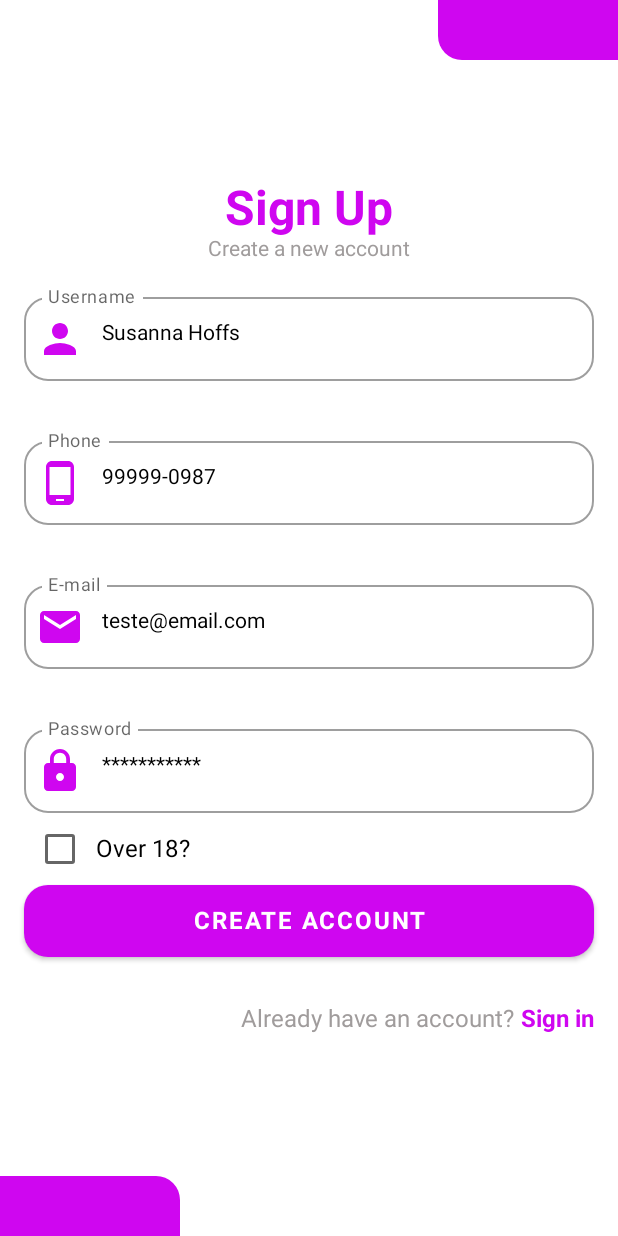
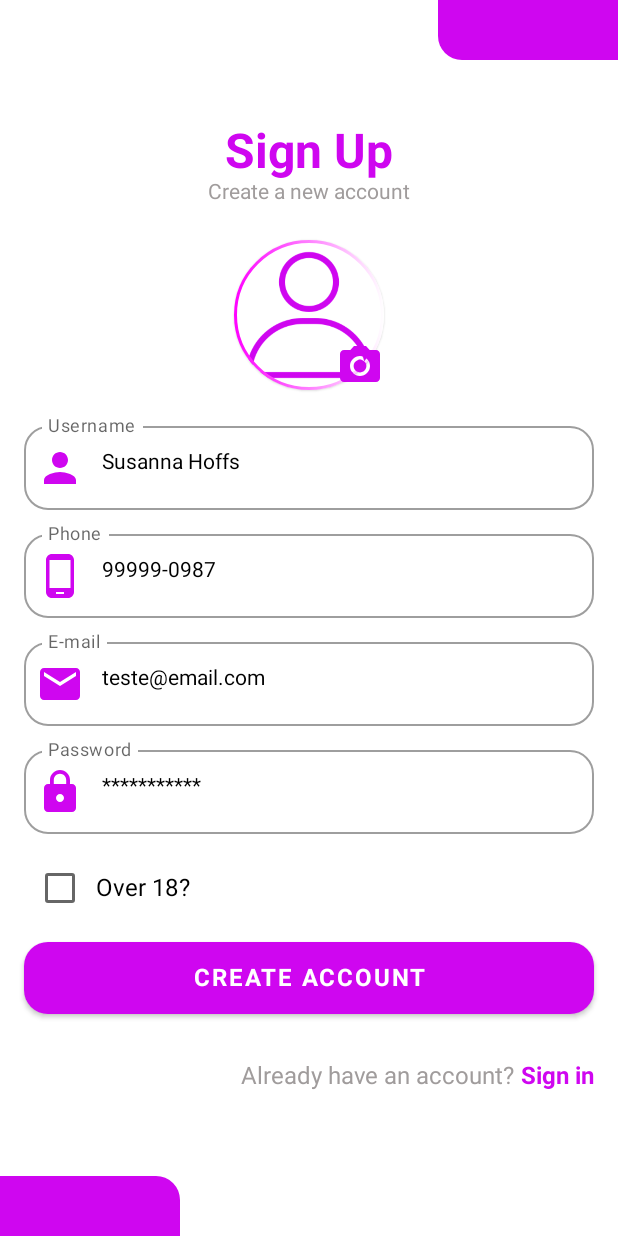
Before and after one commit to Xul14/Login-Surface, an Android app built with Jetpack Compose: the @Preview function SignUpScreen, on a phone screen of 412 x 824 dp. Run offline under Robolectric (Android 15) with nearby library versions, the phone set to English and light mode, and no system bars.

```diff
--- a/app/build.gradle
+++ b/app/build.gradle
@@ -1,6 +1,7 @@
 plugins {
     id 'com.android.application'
     id 'org.jetbrains.kotlin.android'
+    id 'kotlin-kapt' // Kotlin annotation processor tool
 }
 
 android {
@@ -60,4 +61,11 @@ dependencies {
     androidTestImplementation "androidx.compose.ui:ui-test-junit4:$compose_ui_version"
     debugImplementation "androidx.compose.ui:ui-tooling:$compose_ui_version"
     debugImplementation "androidx.compose.ui:ui-test-manifest:$compose_ui_version"
+
+
+    //Dependências do ROOM
+    implementation 'androidx.room:room-runtime:2.5.1'
+    annotationProcessor 'androidx.room:room-compiler:2.5.1'
+    kapt 'androidx.room:room-compiler:2.5.1'
+
 }
--- a/app/src/main/AndroidManifest.xml
+++ b/app/src/main/AndroidManifest.xml
@@ -17,12 +17,12 @@
             android:label="@string/title_activity_home"
             android:theme="@style/Theme.TripRoom" />
         <activity
-            android:name=".SignUpActivity"
+            android:name=".HomeActivity"
             android:exported="false"
             android:label="@string/title_activity_sign_up"
             android:theme="@style/Theme.TripRoom" />
         <activity
-            android:name=".HomeActivity"
+            android:name=".SignUpActivity"
             android:exported="true"
             android:label="@string/app_name"
             android:theme="@style/Theme.TripRoom">
--- a/app/src/main/java/br/senai/sp/jandira/triproom/HomeActivity.kt
+++ b/app/src/main/java/br/senai/sp/jandira/triproom/HomeActivity.kt
@@ -6,6 +6,7 @@ import androidx.activity.compose.setContent
 import androidx.compose.foundation.BorderStroke
 import androidx.compose.foundation.Image
 import androidx.compose.foundation.layout.*
+import androidx.compose.foundation.lazy.LazyRow
 import androidx.compose.foundation.shape.CircleShape
 import androidx.compose.foundation.shape.RoundedCornerShape
 import androidx.compose.material.*
@@ -149,6 +150,8 @@ fun HomeScreen() {
                             )
                         }
 
+
+
                     }
                 }
             }
--- a/app/src/main/java/br/senai/sp/jandira/triproom/MainActivity.kt
+++ b/app/src/main/java/br/senai/sp/jandira/triproom/MainActivity.kt
@@ -20,6 +20,8 @@ import androidx.compose.ui.text.toUpperCase
 import androidx.compose.ui.tooling.preview.Preview
 import androidx.compose.ui.unit.dp
 import androidx.compose.ui.unit.sp
+import br.senai.sp.jandira.triproom.componentes.BottomShape
+import br.senai.sp.jandira.triproom.componentes.TopShape
 import br.senai.sp.jandira.triproom.ui.theme.TripRoomTheme
 
 class MainActivity : ComponentActivity() {
@@ -45,17 +47,7 @@ fun LoginScreen() {
             modifier = Modifier.fillMaxWidth(),
             horizontalArrangement = Arrangement.End
         ) {
-
-            Surface(
-                modifier = Modifier
-                    .width(120.dp)
-                    .height(40.dp),
-                color = Color(207, 6, 240, 255),
-                shape = RoundedCornerShape(bottomStart = 16.dp)
-            ) {
-
-            }
-
+            TopShape()
         }
 
         //Escrita login
@@ -183,17 +175,7 @@ fun LoginScreen() {
             modifier = Modifier.fillMaxWidth(),
             verticalAlignment = Alignment.Bottom
         ) {
-
-            Surface(
-                modifier = Modifier
-                    .width(120.dp)
-                    .height(40.dp),
-                color = Color(207, 6, 240, 255),
-                shape = RoundedCornerShape(topEnd = 16.dp)
-            ) {
-
-            }
-
+            BottomShape()
         }
 
     }
--- a/app/src/main/java/br/senai/sp/jandira/triproom/SignUpActivity.kt
+++ b/app/src/main/java/br/senai/sp/jandira/triproom/SignUpActivity.kt
@@ -3,14 +3,22 @@ package br.senai.sp.jandira.triproom
 import android.os.Bundle
 import androidx.activity.ComponentActivity
 import androidx.activity.compose.setContent
+import androidx.compose.foundation.BorderStroke
+import androidx.compose.foundation.Image
+import androidx.compose.foundation.background
 import androidx.compose.foundation.layout.*
+import androidx.compose.foundation.shape.CircleShape
 import androidx.compose.foundation.shape.RoundedCornerShape
 import androidx.compose.foundation.text.KeyboardOptions
 import androidx.compose.material.*
+import androidx.compose.material.icons.Icons
+import androidx.compose.material.icons.filled.Home
 import androidx.compose.runtime.Composable
 import androidx.compose.ui.Alignment
 import androidx.compose.ui.Modifier
+import androidx.compose.ui.graphics.Brush
 import androidx.compose.ui.graphics.Color
+import androidx.compose.ui.modifier.modifierLocalConsumer
 import androidx.compose.ui.res.painterResource
 import androidx.compose.ui.res.stringResource
 import androidx.compose.ui.text.font.FontWeight
@@ -19,6 +27,8 @@ import androidx.compose.ui.text.style.TextAlign
 import androidx.compose.ui.tooling.preview.Preview
 import androidx.compose.ui.unit.dp
 import androidx.compose.ui.unit.sp
+import br.senai.sp.jandira.triproom.componentes.BottomShape
+import br.senai.sp.jandira.triproom.componentes.TopShape
 import br.senai.sp.jandira.triproom.ui.theme.TripRoomTheme
 
 class SignUpActivity : ComponentActivity() {
@@ -44,17 +54,7 @@ fun SignUpScreen() {
             modifier = Modifier.fillMaxWidth(),
             horizontalArrangement = Arrangement.End
         ) {
-
-            Surface(
-                modifier = Modifier
-                    .width(120.dp)
-                    .height(40.dp),
-                color = Color(207, 6, 240, 255),
-                shape = RoundedCornerShape(bottomStart = 16.dp)
-            ) {
-
-            }
-
+            TopShape()
         }
 
         Column(
@@ -75,6 +75,45 @@ fun SignUpScreen() {
                 fontSize = 14.sp,
                 color = Color(160, 156, 156, 255)
             )
+
+            Spacer(modifier = Modifier.height(24.dp))
+
+            Box(
+                modifier = Modifier
+                    .size(100.dp)
+            ) {
+
+                Card(
+                    modifier = Modifier
+                        .size(100.dp)
+                        .align(alignment = Alignment.TopEnd),
+                    shape = CircleShape,
+                    border = BorderStroke(
+                        width = 2.dp,
+                        Brush.horizontalGradient(colors = listOf(Color.Magenta, Color.White))
+                    )
+                ) {
+
+                    Image(
+                        painter = painterResource(id = R.drawable.profile),
+                        contentDescription = null,
+                        modifier = Modifier
+                            .size(28.dp)
+                            .align(Alignment.BottomEnd),
+                    )
+
+                }
+
+
+                Image(
+                    painter = painterResource(id = R.drawable.baseline_camera_24),
+                    contentDescription = null,
+                    modifier = Modifier
+                        .size(32.dp)
+                        .align(Alignment.BottomEnd),
+                )
+            }
+
 
             Column(
                 modifier = Modifier
@@ -100,7 +139,7 @@ fun SignUpScreen() {
                     }
                 )
 
-                Spacer(modifier = Modifier.height(32.dp))
+                Spacer(modifier = Modifier.height(8.dp))
 
 
                 OutlinedTextField(
@@ -119,7 +158,7 @@ fun SignUpScreen() {
                     }
                 )
 
-                Spacer(modifier = Modifier.height(32.dp))
+                Spacer(modifier = Modifier.height(8.dp))
 
 
                 OutlinedTextField(
@@ -139,7 +178,7 @@ fun SignUpScreen() {
                     }
                 )
 
-                Spacer(modifier = Modifier.height(32.dp))
+                Spacer(modifier = Modifier.height(8.dp))
 
 
                 OutlinedTextField(
@@ -159,13 +198,17 @@ fun SignUpScreen() {
                     }
                 )
 
-                Row (
+                Spacer(modifier = Modifier.height(12.dp))
+
+                Row(
                     modifier = Modifier.fillMaxWidth(),
-                    verticalAlignment = Alignment.CenterVertically)
+                    verticalAlignment = Alignment.CenterVertically
+                )
                 {
-                    Checkbox(checked = false,
+                    Checkbox(
+                        checked = false,
                         onCheckedChange = {},
-                        colors = CheckboxDefaults.colors( Color(207, 6, 240, 255))
+                        colors = CheckboxDefaults.colors(Color(207, 6, 240, 255))
                     )
 
                     Text(
@@ -174,6 +217,8 @@ fun SignUpScreen() {
                     )
 
                 }
+
+                Spacer(modifier = Modifier.height(12.dp))
 
                 Button(
                     onClick = {},
@@ -198,7 +243,7 @@ fun SignUpScreen() {
                     modifier = Modifier
                         .fillMaxWidth(),
                     horizontalAlignment = Alignment.End
-                ){
+                ) {
 
                     Row() {
 
@@ -224,17 +269,7 @@ fun SignUpScreen() {
             modifier = Modifier.fillMaxWidth(),
             verticalAlignment = Alignment.Bottom
         ) {
-
-            Surface(
-                modifier = Modifier
-                    .width(120.dp)
-                    .height(40.dp),
-                color = Color(207, 6, 240, 255),
-                shape = RoundedCornerShape(topEnd = 16.dp)
-            ) {
-
-            }
-
+            BottomShape()
         }
 
     }
--- /dev/null
+++ b/app/src/main/java/br/senai/sp/jandira/triproom/componentes/Shapes.kt
@@ -0,0 +1,51 @@
+package br.senai.sp.jandira.triproom.componentes
+
+import androidx.compose.foundation.background
+import androidx.compose.foundation.layout.*
+import androidx.compose.foundation.shape.RoundedCornerShape
+import androidx.compose.material.Surface
+import androidx.compose.runtime.Composable
+import androidx.compose.ui.Alignment
+import androidx.compose.ui.Modifier
+import androidx.compose.ui.graphics.Brush
+import androidx.compose.ui.graphics.Color
+import androidx.compose.ui.tooling.preview.Preview
+import androidx.compose.ui.unit.dp
+
+@Composable
+fun TopShape() {
+    Surface(
+        modifier = Modifier
+            .width(120.dp)
+            .height(40.dp),
+        color = Color(207, 6, 240, 255),
+        shape = RoundedCornerShape(bottomStart = 16.dp)
+    ) {
+
+    }
+}
+
+@Composable
+fun BottomShape() {
+    Surface(
+        modifier = Modifier
+            .width(120.dp)
+            .height(40.dp),
+        color = Color(207, 6, 240, 255),
+        shape = RoundedCornerShape(topEnd = 16.dp)
+    ) {
+
+    }
+}
+
+@Preview
+@Composable
+fun TopShapePreview() {
+    TopShape()
+}
+
+@Preview
+@Composable
+fun BottomShapePreview() {
+    BottomShape()
+}
--- /dev/null
+++ b/app/src/main/java/br/senai/sp/jandira/triproom/model/User.kt
@@ -0,0 +1,15 @@
+package br.senai.sp.jandira.triproom.model
+
+import androidx.room.Entity
+import androidx.room.PrimaryKey
+
+@Entity(tableName = "tbl_user")
+
+data class User(
+    @PrimaryKey var id: Long = 0,
+    var userName: String = "",
+    var phone: String = "",
+    var email: String = "",
+    var password: String = "",
+    var isOver18: Boolean = false
+)
--- /dev/null
+++ b/app/src/main/res/drawable/baseline_camera_24.xml
@@ -0,0 +1,6 @@
+<vector android:height="24dp" android:tint="#CF06F0"
+    android:viewportHeight="24" android:viewportWidth="24"
+    android:width="24dp" xmlns:android="http://schemas.android.com/apk/res/android">
+    <path android:fillColor="@android:color/white" android:pathData="M12,12m-3.2,0a3.2,3.2 0,1 1,6.4 0a3.2,3.2 0,1 1,-6.4 0"/>
+    <path android:fillColor="@android:color/white" android:pathData="M9,2L7.17,4L4,4c-1.1,0 -2,0.9 -2,2v12c0,1.1 0.9,2 2,2h16c1.1,0 2,-0.9 2,-2L22,6c0,-1.1 -0.9,-2 -2,-2h-3.17L15,2L9,2zM12,17c-2.76,0 -5,-2.24 -5,-5s2.24,-5 5,-5 5,2.24 5,5 -2.24,5 -5,5z"/>
+</vector>
```
Also changed, not shown: app/src/main/res/drawable/profile.png (added).
